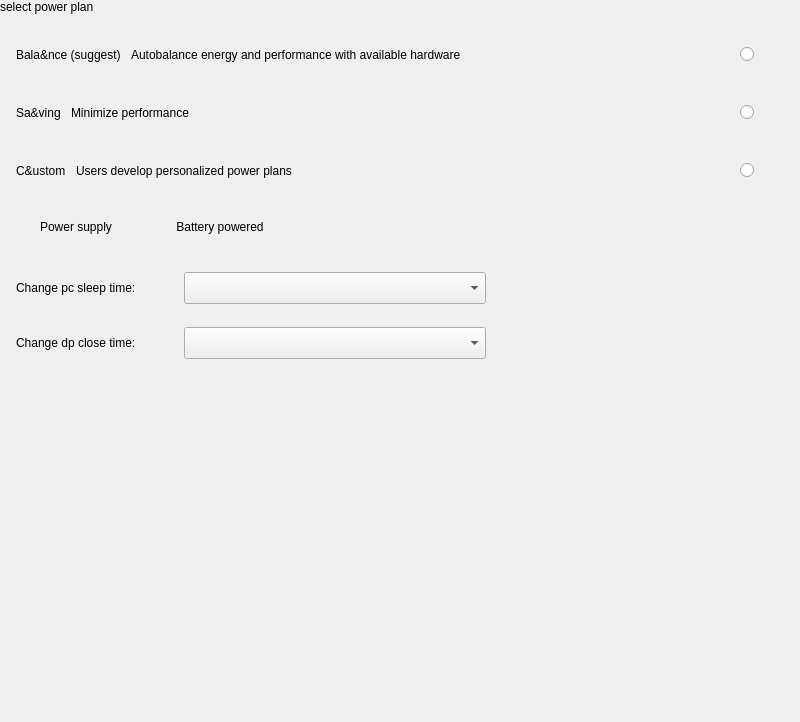
The window that plugins/system/power/power.ui (ukui/ukui-control-center) describes before a commit, drawn with Qt 5.
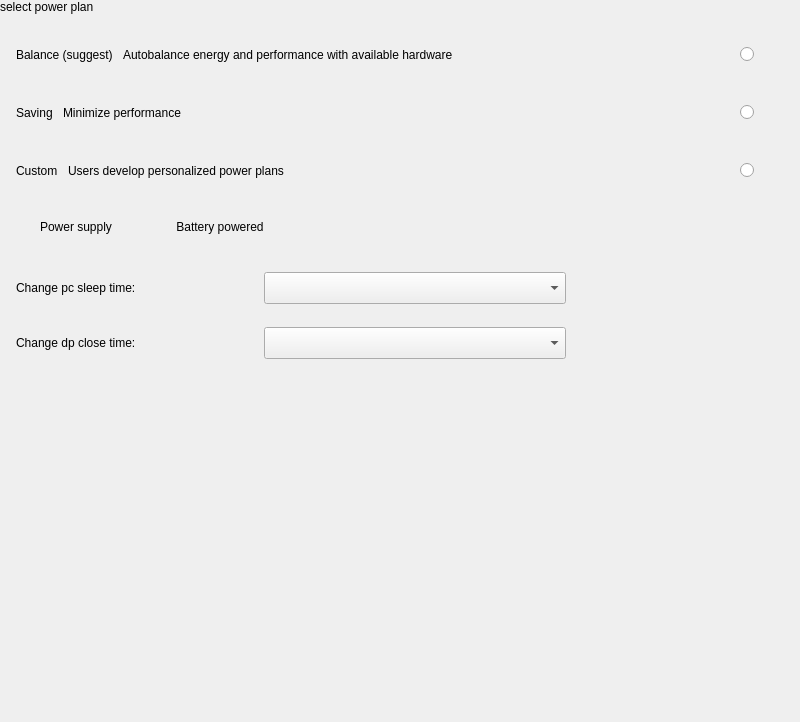
The same window after the commit.

What changed in the file:
```diff
--- a/plugins/system/power/power.ui
+++ b/plugins/system/power/power.ui
@@ -123,7 +123,7 @@
            </sizepolicy>
           </property>
           <property name="text">
-           <string>Bala&amp;nce (suggest)</string>
+           <string>Balance (suggest)</string>
           </property>
           <property name="scaledContents">
            <bool>true</bool>
@@ -243,7 +243,7 @@
            </sizepolicy>
           </property>
           <property name="text">
-           <string>Sa&amp;ving</string>
+           <string>Saving</string>
           </property>
           <property name="scaledContents">
            <bool>true</bool>
@@ -366,7 +366,7 @@
            </sizepolicy>
           </property>
           <property name="text">
-           <string>C&amp;ustom</string>
+           <string>Custom</string>
           </property>
           <property name="scaledContents">
            <bool>true</bool>
@@ -566,6 +566,18 @@
             <verstretch>0</verstretch>
            </sizepolicy>
           </property>
+          <property name="minimumSize">
+           <size>
+            <width>200</width>
+            <height>0</height>
+           </size>
+          </property>
+          <property name="maximumSize">
+           <size>
+            <width>200</width>
+            <height>16777215</height>
+           </size>
+          </property>
           <property name="text">
            <string>Change pc sleep time:</string>
           </property>
@@ -663,6 +675,18 @@
             <verstretch>0</verstretch>
            </sizepolicy>
           </property>
+          <property name="minimumSize">
+           <size>
+            <width>200</width>
+            <height>0</height>
+           </size>
+          </property>
+          <property name="maximumSize">
+           <size>
+            <width>200</width>
+            <height>16777215</height>
+           </size>
+          </property>
           <property name="text">
            <string>Change dp close time:</string>
           </property>
```
Left out of the diff: 6 changed lines with no effect on the pictures.
